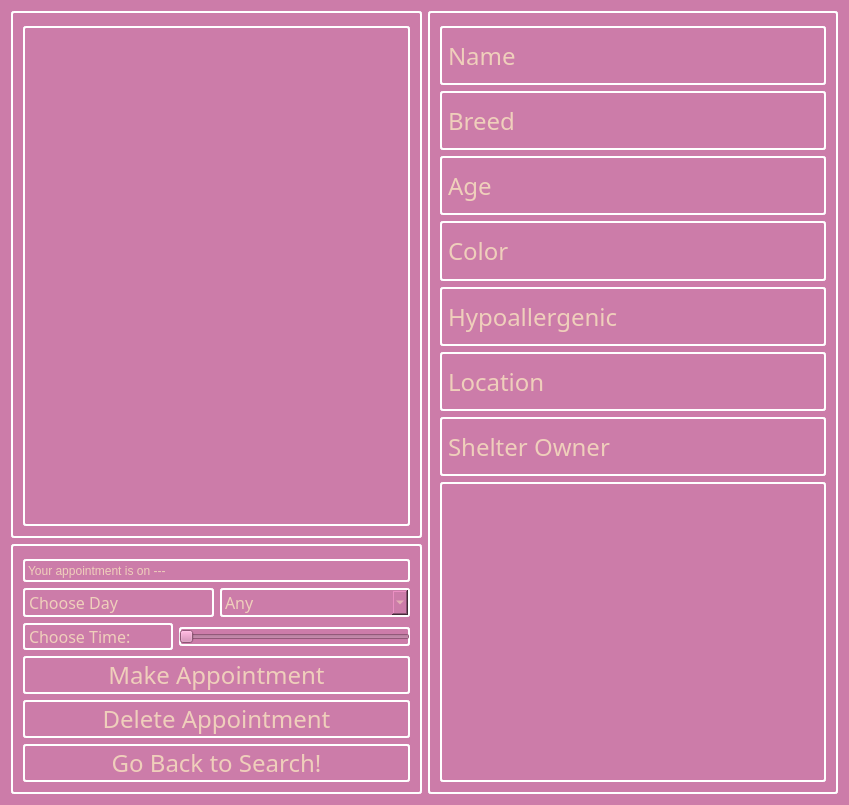
The window that breadnbutter/gui/petprofile.ui (jacksodl23/cs-205-pet-adoption) describes before a commit, drawn with Qt 5.
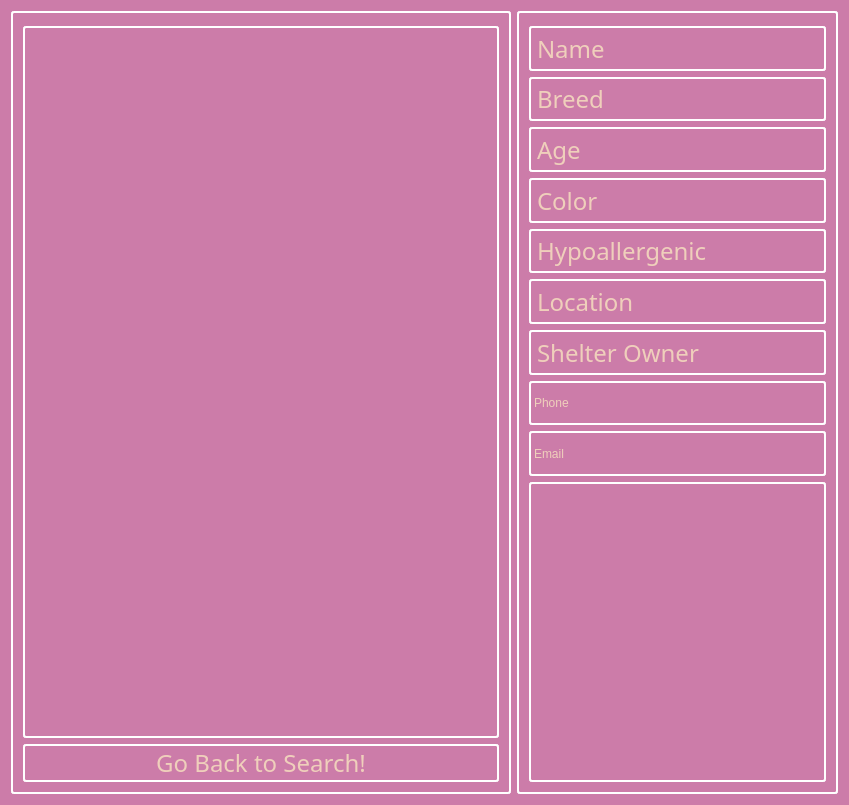
The same window after the commit.

Diff of the .ui file:
```diff
--- a/breadnbutter/gui/petprofile.ui
+++ b/breadnbutter/gui/petprofile.ui
@@ -25,6 +25,12 @@
     <layout class="QVBoxLayout" name="verticalLayout_4">
      <item>
       <widget class="QGroupBox" name="groupBox">
+       <property name="minimumSize">
+        <size>
+         <width>500</width>
+         <height>0</height>
+        </size>
+       </property>
        <property name="styleSheet">
         <string notr="true">color: rgb(239, 207, 187);
 border: 2px solid  white; 
@@ -39,7 +45,7 @@
           <property name="minimumSize">
            <size>
             <width>0</width>
-            <height>500</height>
+            <height>600</height>
            </size>
           </property>
           <property name="maximumSize">
@@ -53,168 +59,6 @@
           </property>
          </widget>
         </item>
-       </layout>
-      </widget>
-     </item>
-     <item>
-      <widget class="QGroupBox" name="groupBox_3">
-       <property name="styleSheet">
-        <string notr="true">color: rgb(239, 207, 187);
-border: 2px solid  white; 
-     border-radius: 3px;</string>
-       </property>
-       <property name="title">
-        <string/>
-       </property>
-       <layout class="QVBoxLayout" name="verticalLayout">
-        <item>
-         <widget class="QLabel" name="label_appointment">
-          <property name="minimumSize">
-           <size>
-            <width>0</width>
-            <height>0</height>
-           </size>
-          </property>
-          <property name="text">
-           <string>Your appointment is on ---</string>
-          </property>
-         </widget>
-        </item>
-        <item>
-         <layout class="QHBoxLayout" name="horizontalLayout">
-          <item>
-           <widget class="QLabel" name="label_day">
-            <property name="maximumSize">
-             <size>
-              <width>16777215</width>
-              <height>30</height>
-             </size>
-            </property>
-            <property name="font">
-             <font>
-              <family>Dyuthi</family>
-              <pointsize>12</pointsize>
-             </font>
-            </property>
-            <property name="text">
-             <string>Choose Day</string>
-            </property>
-           </widget>
-          </item>
-          <item>
-           <widget class="QComboBox" name="dayComboBox">
-            <property name="font">
-             <font>
-              <family>Dyuthi</family>
-              <pointsize>12</pointsize>
-             </font>
-            </property>
-            <item>
-             <property name="text">
-              <string>Any</string>
-             </property>
-            </item>
-            <item>
-             <property name="text">
-              <string>Monday</string>
-             </property>
-            </item>
-            <item>
-             <property name="text">
-              <string>Tuesday</string>
-             </property>
-            </item>
-            <item>
-             <property name="text">
-              <string>Wednesday</string>
-             </property>
-            </item>
-            <item>
-             <property name="text">
-              <string>Thursday</string>
-             </property>
-            </item>
-            <item>
-             <property name="text">
-              <string>Friday</string>
-             </property>
-            </item>
-            <item>
-             <property name="text">
-              <string>Saturday</string>
-             </property>
-            </item>
-            <item>
-             <property name="text">
-              <string>Sunday</string>
-             </property>
-            </item>
-           </widget>
-          </item>
-         </layout>
-        </item>
-        <item>
-         <layout class="QHBoxLayout" name="horizontalLayout_2">
-          <item>
-           <widget class="QLabel" name="label_time">
-            <property name="minimumSize">
-             <size>
-              <width>150</width>
-              <height>0</height>
-             </size>
-            </property>
-            <property name="maximumSize">
-             <size>
-              <width>16777215</width>
-              <height>30</height>
-             </size>
-            </property>
-            <property name="font">
-             <font>
-              <family>Dyuthi</family>
-              <pointsize>12</pointsize>
-             </font>
-            </property>
-            <property name="text">
-             <string>Choose Time:</string>
-            </property>
-           </widget>
-          </item>
-          <item>
-           <widget class="QSlider" name="timeSlider">
-            <property name="orientation">
-             <enum>Qt::Horizontal</enum>
-            </property>
-           </widget>
-          </item>
-         </layout>
-        </item>
-        <item>
-         <widget class="QPushButton" name="makeApptButton">
-          <property name="font">
-           <font>
-            <family>Dyuthi</family>
-            <pointsize>18</pointsize>
-           </font>
-          </property>
-          <property name="text">
-           <string>Make Appointment</string>
-          </property>
-         </widget>
-        </item>
-        <item>
-         <widget class="QPushButton" name="deleteApptButton">
-          <property name="font">
-           <font>
-            <family>Dyuthi</family>
-            <pointsize>18</pointsize>
-           </font>
-          </property>
-          <property name="text">
-           <string>Delete Appointment</string>
-          </property>
-         </widget>
-        </item>
         <item>
          <widget class="QPushButton" name="backToSearchButton">
           <property name="font">
@@ -341,6 +185,20 @@
         </property>
        </widget>
       </item>
+      <item>
+       <widget class="QLabel" name="label_phone">
+        <property name="text">
+         <string>Phone</string>
+        </property>
+       </widget>
+      </item>
+      <item>
+       <widget class="QLabel" name="label_email">
+        <property name="text">
+         <string>Email</string>
+        </property>
+       </widget>
+      </item>
       <item>
        <widget class="QTextBrowser" name="descriptionBox">
         <property name="maximumSize">
```
